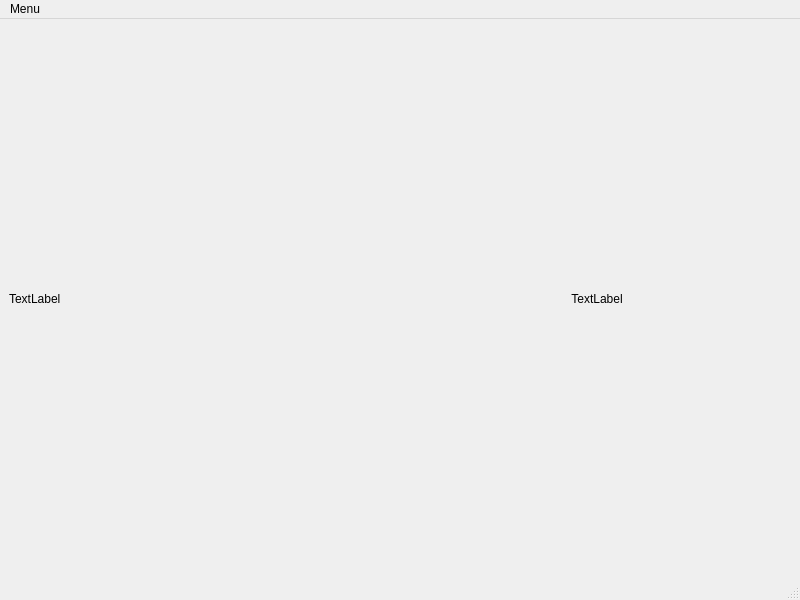
Qt form Arene.ui (TanguyPiou/Stage) before a commit.
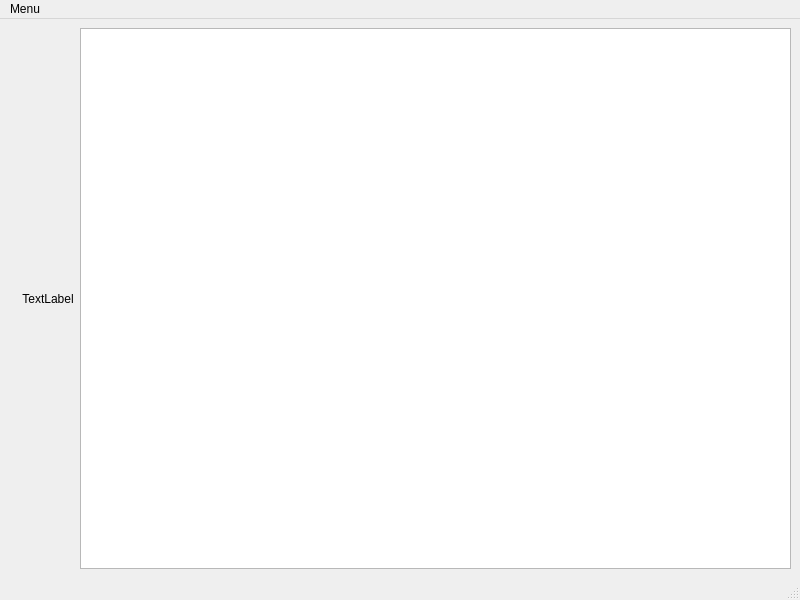
The same form after that commit.

```diff
--- a/Arene.ui
+++ b/Arene.ui
@@ -20,7 +20,7 @@
       <item>
        <widget class="QLabel" name="T1">
         <property name="text">
-         <string>TextLabel</string>
+         <string/>
         </property>
        </widget>
       </item>
@@ -41,7 +41,11 @@
      </layout>
     </item>
     <item>
-     <layout class="QVBoxLayout" name="verticalLayout"/>
+     <layout class="QVBoxLayout" name="verticalLayout">
+      <item>
+       <widget class="QGraphicsView" name="graphicsView"/>
+      </item>
+     </layout>
     </item>
    </layout>
   </widget>
```
